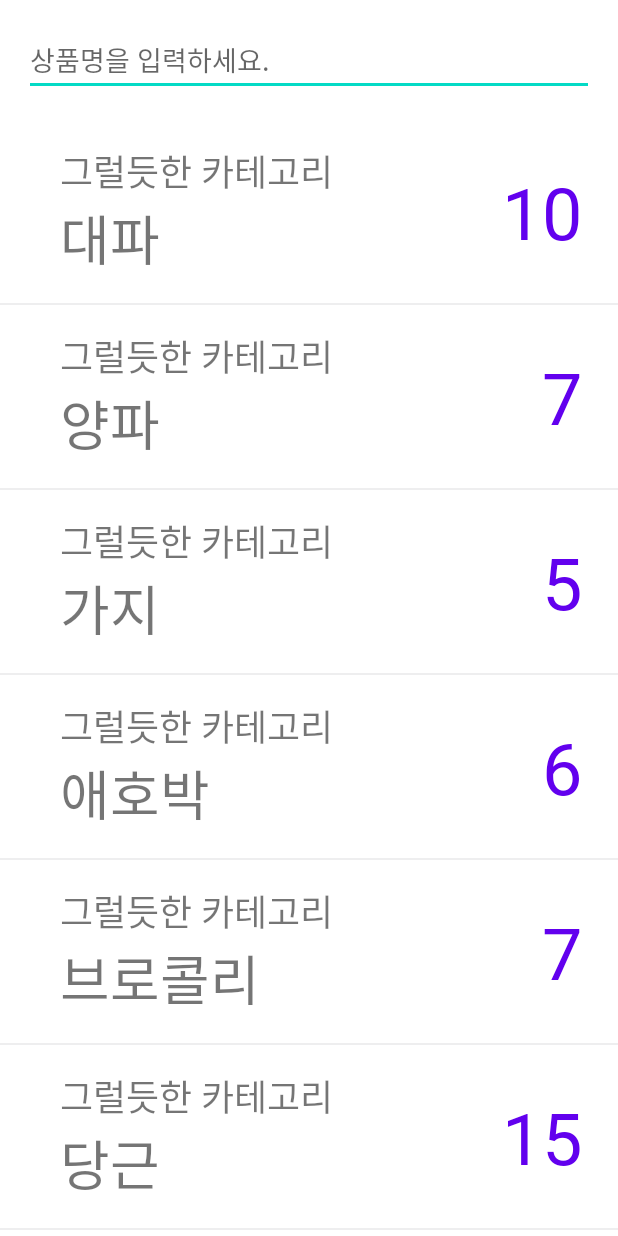
After one commit to jwlee0411/BestBefore, an Android app: the NewActivity screen opened directly, with no data from a screen before it, on a phone screen of 412 x 824 dp. The commit adds this screen. Run offline under Robolectric (Android 15) with nearby library versions, the phone set to English and light mode, and no system bars.

Commit message:
수정-1120

```diff
--- a/app/src/main/AndroidManifest.xml
+++ b/app/src/main/AndroidManifest.xml
@@ -16,9 +16,9 @@
                 <category android:name="android.intent.category.LAUNCHER" />
             </intent-filter>
         </activity>
-        <activity android:name=".MainActivity">
+        <activity android:name=".MainActivity"/>
 
-        </activity>
+        <activity android:name=".NewActivity"/>
     </application>
 
 </manifest>
--- /dev/null
+++ b/app/src/main/java/app/sunrin/bestbefore/NewActivity.java
@@ -0,0 +1,205 @@
+package app.sunrin.bestbefore;
+
+import android.os.Bundle;
+import android.text.Editable;
+import android.text.TextWatcher;
+import android.widget.EditText;
+
+import androidx.appcompat.app.AppCompatActivity;
+import androidx.recyclerview.widget.DividerItemDecoration;
+import androidx.recyclerview.widget.LinearLayoutManager;
+import androidx.recyclerview.widget.RecyclerView;
+
+public class NewActivity extends AppCompatActivity {
+    String[][][] foods  = {
+            {
+                    //채소
+                    {"대파", "10", "30"},
+                    {"양파", "7", "0"},
+                    {"가지", "5", "0"},
+                    {"애호박", "6", "0"},
+                    {"브로콜리", "7", "30"},
+                    {"당근", "15", "0"},
+                    {"양배추", "10", "0"},
+                    {"오이", "7", "0"},
+                    {"버섯", "5", "30"},
+                    {"감자", "5", "0"},
+                    {"마늘", "10", "0"},
+                    {"시금치", "3", "0"},
+                    {"고구마", "60", "0"},
+                    {"고추", "30", "0"},
+                    {"꺳잎", "90", "0"},
+                    {"배추&양배추", "7", "0"},
+                    {"도라지", "5", "0"},
+                    {"버섯류", "6", "0"},
+                    {"부추", "7", "45"},
+                    {"상추", "3", "0"},
+                    {"숙주나물", "4", "0"},
+                    {"콩나물", "10", "0"},
+                    {"방울토마토", "7", "30"},
+                    {"파프리카&피망", "25", "0"},
+                    {"호박", "30", "0"},
+            },
+            {
+                    //과일
+                    {"파인애플", "4", "0"},
+                    {"참외", "5", "0"},
+                    {"무화과", "4", "0"},
+                    {"체리", "7", "0"},
+                    {"복숭아", "4", "0"},
+                    {"블루베리", "3", "10"},
+                    {"아보카도", "4", "120"},
+                    {"산딸기", "7", "0"},
+                    {"자두", "4", "0"},
+                    {"레몬", "21", "0"},
+                    {"대추", "360", "0"},
+                    {"사과", "20", "0"},
+                    {"배", "6", "0"},
+                    {"포도", "3", "0"},
+                    {"복숭아", "4", "0"},
+                    {"수박", "5", "0"},
+                    {"바나나", "3", "20"}
+            },
+            {
+                    //육류
+                    {"소고기", "4", "180"},
+                    {"돼지고기", "3", "150"},
+                    {"닭고기", "2", "60"},
+                    {"익힌고기", "2", "0"},
+                    {"양고기", "7", "0"},
+                    {"오리고기", "10", "30"},
+                    {"소시지&햄", "60", "60"},
+                    {"베이컨", "14", "240"},
+                    {"달걀", "30", "0"},
+            },
+            {
+                    //해산물
+                    {"생선", "2", "90"},
+                    {"조개", "2", "30"},
+                    {"마른미역&다시마", "480", "0"},
+                    {"불린미역", "0", "60"},
+                    {"삶은문어", "0", "720"},
+            },
+            {
+                    //장&기름&조미료
+                    {"고추가루", "360", "360"},
+                    {"간장", "720", "0"},
+                    {"고추장", "600", "0"},
+                    {"된장", "720", "0"},
+                    {"마늘", "15", "0"},
+                    {"참기름", "360", "0"},
+                    {"식용유", "720", "0"},
+                    {"핫소스", "1080", "0"},
+                    {"다대기", "21", "90"},
+
+            },
+            {
+                    //냉동식품
+                    {"냉동채소&야채", "0", "40"},
+                    {"냉동과일", "0", "180"},
+                    {"냉동간편식품", "0", "180"},
+                    {"냉동닭가슴살", "60", "270"},
+            },
+            {
+                    //음료
+                    {"물", "360", "0"},
+                    {"식혜", "5", "360"},
+                    {"탄산음료", "360", "360"},
+                    {"맥주(CAN)", "360", "0"},
+                    {"맥주(PET)", "180", "0"},
+                    {"증류주(소주)", "-1", "0"},
+                    {"막걸리", "12", "0"},
+                    {"전통주", "720", "0"},
+                    {"과실주", "360", "0"},
+                    {"이온음료", "360", "360"},
+                    {"주스", "180", "180"},
+                    {"탄산수", "360", "0"}
+            },
+            {
+                    //기타
+                    {"국&반찬", "30", "30"},
+                    {"두부", "4", "0"},
+                    {"견과류", "0", "1080"},
+                    {"떡", "1", "30"},
+                    {"빵", "3", "90"},
+                    {"찹쌀가루", "0", "360"},
+                    {"멸치젓", "360", "0"},
+                    {"새우젓", "180", "0"},
+                    {"조개젓", "180", "0"},
+                    {"청란젓", "130", "0"}
+            },
+            {
+                    //유제품
+                    {"우유", "45", "0"},
+                    {"치즈", "60", "70"},
+                    {"버터", "210", "0"},
+                    {"크림", "7", "0"},
+                    {"연유", "180", "0"},
+                    {"요거트&요구르트", "30", "0"},
+                    {"아이스크림", "0", "-1"},
+            },
+
+    };
+
+
+
+
+    EditText editText;
+    RecyclerView recyclerView;
+    LinearLayoutManager layoutManager;
+    RecyclerNewAdapter adapter;
+
+    @Override
+    public void onCreate(Bundle savedInstanceState) {
+        super.onCreate(savedInstanceState);
+        setContentView(R.layout.activity_new);
+
+        recyclerView = findViewById(R.id.recyclerViewNew);
+        editText = findViewById(R.id.editTextTextPersonName);
+        recyclerView.addItemDecoration(new DividerItemDecoration(getApplicationContext(), 1));
+        layoutManager = new LinearLayoutManager(getApplicationContext());
+        recyclerView.setLayoutManager(layoutManager);
+        adapter = new RecyclerNewAdapter();
+        recyclerView.setAdapter(adapter);
+
+
+        for(int i = 0; i<foods.length; i++)
+        {
+            for(int j = 0; j<foods[i].length; j++)
+            {
+                Data data = new Data();
+                data.setProductName(foods[i][j][0]);
+                data.setProductCategory("그럴듯한 카테고리");
+                data.setProductDate(foods[i][j][1]); // 추후 수정 필요
+                adapter.addItem(data);
+            }
+        }
+
+        adapter.notifyDataSetChanged();
+
+        editText.addTextChangedListener(new TextWatcher() {
+            @Override
+            public void beforeTextChanged(CharSequence s, int start, int count, int after) {
+
+            }
+
+            @Override
+            public void onTextChanged(CharSequence s, int start, int before, int count) {
+                // 여기에 change되면 할 거 넣기
+            }
+
+            @Override
+            public void afterTextChanged(Editable s) {
+
+            }
+        });
+
+
+
+
+
+
+
+
+    }
+}
--- /dev/null
+++ b/app/src/main/java/app/sunrin/bestbefore/RecyclerNewAdapter.java
@@ -0,0 +1,83 @@
+package app.sunrin.bestbefore;
+
+
+import android.content.Intent;
+import android.view.LayoutInflater;
+import android.view.View;
+import android.view.ViewGroup;
+import android.widget.TextView;
+import android.widget.Toast;
+
+import java.util.ArrayList;
+
+import androidx.annotation.NonNull;
+import androidx.constraintlayout.widget.ConstraintLayout;
+import androidx.recyclerview.widget.RecyclerView;
+
+public class RecyclerNewAdapter extends RecyclerView.Adapter<RecyclerNewAdapter.ItemViewHolder> {
+
+    private ArrayList<Data> listData = new ArrayList<>();
+
+
+    @NonNull
+    @Override
+    public ItemViewHolder onCreateViewHolder(@NonNull ViewGroup parent, int viewType) {
+        // LayoutInflater를 이용하여 전 단계에서 만들었던 item.xml을 inflate 시킵니다.
+        // return 인자는 ViewHolder 입니다.
+        View view = LayoutInflater.from(parent.getContext()).inflate(R.layout.item, parent, false);
+        return new ItemViewHolder(view);
+    }
+
+    @Override
+    public void onBindViewHolder(@NonNull RecyclerNewAdapter.ItemViewHolder holder, int position) {
+        // Item을 하나, 하나 보여주는(bind 되는) 함수입니다.
+        holder.onBind(listData.get(position));
+    }
+
+    @Override
+    public int getItemCount() {
+        // RecyclerView의 총 개수 입니다.
+        return listData.size();
+    }
+
+    void addItem(Data data) {
+        // 외부에서 item을 추가시킬 함수입니다.
+        listData.add(data);
+    }
+
+
+    class ItemViewHolder extends RecyclerView.ViewHolder {
+
+        ConstraintLayout constraintLayout;
+        TextView textName;
+        TextView textCategory;
+        TextView textDate;
+
+
+        ItemViewHolder(View itemView) {
+            super(itemView);
+
+             constraintLayout = itemView.findViewById(R.id.MainRecyclerItem);
+                textName = itemView.findViewById(R.id.textName);
+                textCategory = itemView.findViewById(R.id.textCategory);
+                textDate = itemView.findViewById(R.id.textDate);
+
+
+
+        }
+
+        void onBind(Data data) {
+
+            textName.setText(data.getProductName());
+            textCategory.setText(data.getProductCategory());
+            textDate.setText(data.getProductDate());
+
+            constraintLayout.setOnClickListener(v -> {
+                Intent intent = new Intent(v.getContext(), MainActivity.class);
+                v.getContext().startActivity(intent);
+                Toast.makeText(v.getContext(), "등록되었습니다.", Toast.LENGTH_LONG).show();
+            });
+
+        }
+    }
+}
--- a/app/src/main/res/layout/activity_main.xml
+++ b/app/src/main/res/layout/activity_main.xml
@@ -16,7 +16,8 @@
         app:layout_constraintBottom_toBottomOf="parent"
         app:layout_constraintLeft_toLeftOf="parent"
         app:layout_constraintRight_toRightOf="parent"
-        app:menu="@menu/bottom_nav_menu" />
+        app:menu="@menu/bottom_nav_menu"
+        android:visibility="gone"/>
 
     <fragment
         android:id="@+id/nav_host_fragment"
--- /dev/null
+++ b/app/src/main/res/layout/activity_new.xml
@@ -0,0 +1,55 @@
+<?xml version="1.0" encoding="utf-8"?>
+<androidx.constraintlayout.widget.ConstraintLayout
+    xmlns:android="http://schemas.android.com/apk/res/android"
+    xmlns:tools="http://schemas.android.com/tools"
+    android:layout_width="match_parent"
+    android:layout_height="match_parent"
+    xmlns:app="http://schemas.android.com/apk/res-auto">
+
+    <LinearLayout
+        android:id="@+id/linearLayout"
+        android:layout_width="0dp"
+        android:layout_height="wrap_content"
+        android:layout_marginTop="16dp"
+        android:layout_marginBottom="16dp"
+        app:layout_constraintBottom_toTopOf="@+id/recyclerViewNew"
+        app:layout_constraintEnd_toEndOf="parent"
+        app:layout_constraintStart_toStartOf="parent"
+        app:layout_constraintTop_toTopOf="parent">
+
+
+        <EditText
+            android:id="@+id/editTextTextPersonName"
+            android:layout_width="match_parent"
+            android:layout_height="wrap_content"
+            android:layout_marginLeft="16dp"
+            android:layout_marginRight="16dp"
+            android:ems="10"
+            android:inputType="textPersonName"
+            android:hint="상품명을 입력하세요."
+            tools:layout_editor_absoluteY="11dp" />
+
+        <Button
+            android:id="@+id/button"
+            android:layout_width="wrap_content"
+            android:layout_height="wrap_content"
+            android:text="확인"
+            android:visibility="gone"
+         />
+
+
+    </LinearLayout>
+
+
+    <androidx.recyclerview.widget.RecyclerView
+        android:id="@+id/recyclerViewNew"
+        android:layout_width="0dp"
+        android:layout_height="0dp"
+        app:layout_constraintBottom_toBottomOf="parent"
+        app:layout_constraintEnd_toEndOf="parent"
+        app:layout_constraintStart_toStartOf="parent"
+        app:layout_constraintTop_toBottomOf="@+id/linearLayout" />
+
+
+
+</androidx.constraintlayout.widget.ConstraintLayout>
--- a/app/src/main/res/layout/fragment_main.xml
+++ b/app/src/main/res/layout/fragment_main.xml
@@ -1,7 +1,9 @@
 <?xml version="1.0" encoding="utf-8"?>
-<androidx.constraintlayout.widget.ConstraintLayout xmlns:android="http://schemas.android.com/apk/res/android"
+<androidx.constraintlayout.widget.ConstraintLayout
+    xmlns:android="http://schemas.android.com/apk/res/android"
     xmlns:app="http://schemas.android.com/apk/res-auto"
     xmlns:tools="http://schemas.android.com/tools"
+    android:id="@+id/layout_main"
     android:layout_width="match_parent"
     android:layout_height="match_parent"
     tools:context=".MainFragment">
--- a/app/src/main/res/layout/item.xml
+++ b/app/src/main/res/layout/item.xml
@@ -4,10 +4,10 @@
     xmlns:tools="http://schemas.android.com/tools"
     android:layout_width="match_parent"
     android:layout_height="wrap_content"
-    android:paddingLeft="16dp"
-    android:paddingRight="16dp"
-    android:paddingTop="8dp"
-    android:paddingBottom="8dp"
+    android:paddingLeft="24dp"
+    android:paddingRight="24dp"
+    android:paddingTop="16dp"
+    android:paddingBottom="16dp"
     android:id="@+id/MainRecyclerItem"
     >
 
```
Also changed, not shown: app/src/main/java/app/sunrin/bestbefore/MainFragment.java (+36 -136 lines), app/src/main/java/app/sunrin/bestbefore/RecyclerMainAdapter.java (renamed from app/src/main/java/app/sunrin/bestbefore/RecyclerAdapter.java, +9 -11 lines).
